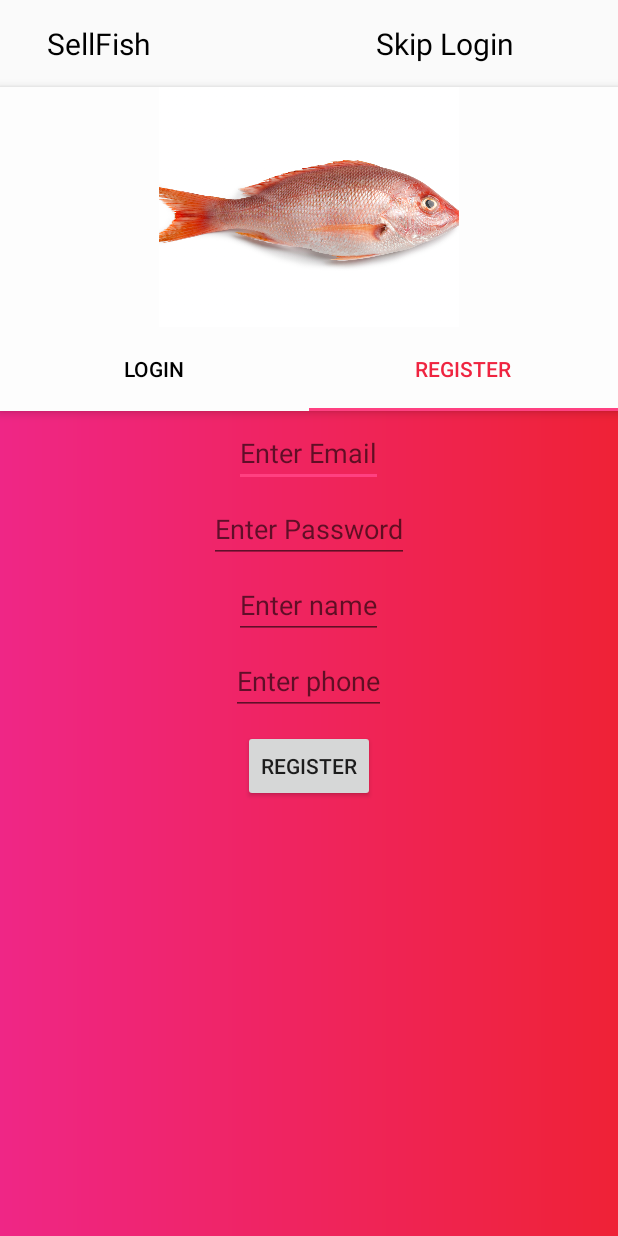
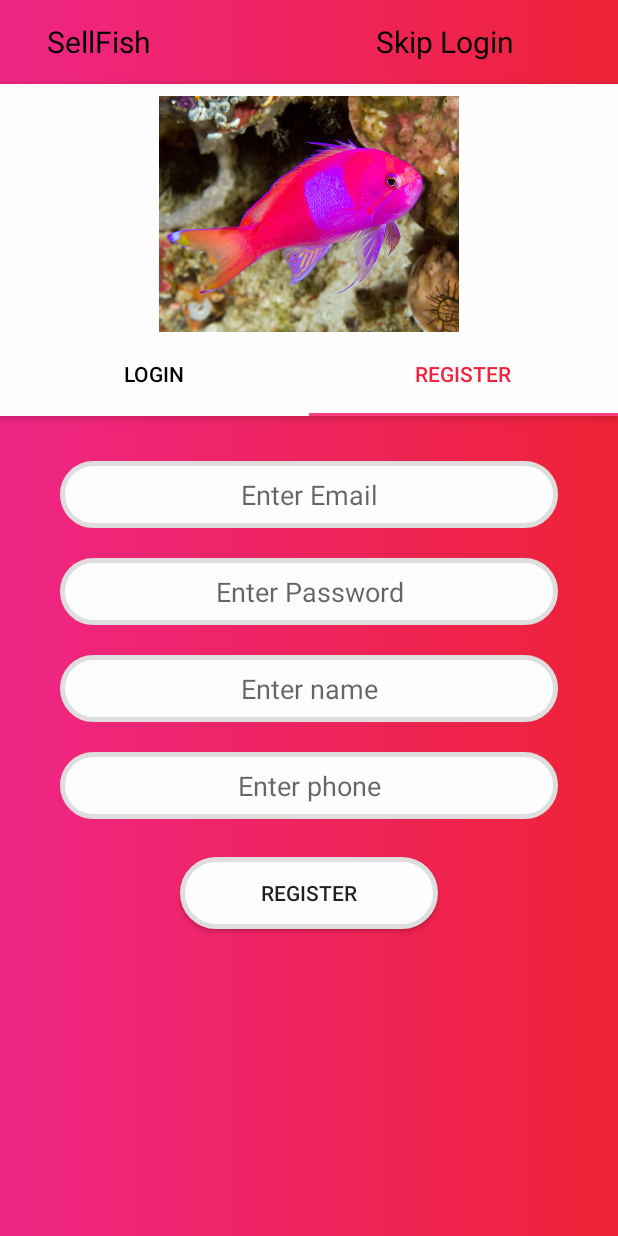
Before and after one commit to monalijagtap8/SellFish, an Android app: the TabActivity screen opened directly, with no data from a screen before it, tab 2 chosen, on a phone screen of 412 x 824 dp. Run offline under Robolectric (Android 15) with nearby library versions, the phone set to English and light mode, and no system bars; our stand-ins replace ButterKnife; 1 statement that could not run was skipped.

Commit message:
TabActivity for login and registration added

```diff
--- /dev/null
+++ b/app/src/main/res/drawable/edt_shape.xml
@@ -0,0 +1,10 @@
+<?xml version="1.0" encoding="utf-8"?>
+<shape xmlns:android="http://schemas.android.com/apk/res/android"
+    android:shape="rectangle">
+    <solid android:color="@color/white" />
+    <corners android:radius="60dip" />
+    <stroke
+        android:width="3dp"
+        android:color="#dfdede" />
+
+</shape>
--- a/app/src/main/res/layout/activity_tab.xml
+++ b/app/src/main/res/layout/activity_tab.xml
@@ -14,8 +14,8 @@
     <android.support.v7.widget.Toolbar
         android:id="@+id/toolbar11"
         android:layout_width="match_parent"
-        android:layout_height="58dp"
-        android:titleTextColor="@color/white">
+        android:layout_height="wrap_content"
+        android:background="@drawable/login_ll_shape">
 
         <LinearLayout
             android:layout_width="match_parent"
@@ -61,9 +61,10 @@
                 android:layout_width="200dp"
                 android:layout_height="160dp"
                 android:layout_gravity="center"
+                android:layout_marginTop="5dp"
                 android:fitsSystemWindows="true"
                 android:scaleType="centerCrop"
-                android:src="@drawable/redfish" />
+                android:src="@drawable/pinkfish" />
             <!--   app:layout_collapseMode="parallax"-->
 
             <!-- <android.support.v7.widget.Toolbar
--- a/app/src/main/res/layout/fragment_registration.xml
+++ b/app/src/main/res/layout/fragment_registration.xml
@@ -12,48 +12,74 @@
 
         <EditText
             android:id="@+id/edtEmail"
-            android:layout_width="wrap_content"
+            android:layout_width="match_parent"
             android:layout_height="wrap_content"
             android:layout_gravity="center"
-            android:layout_marginTop="5dp"
+            android:layout_marginLeft="40dp"
+            android:layout_marginRight="40dp"
+            android:layout_marginTop="30dp"
+            android:background="@drawable/edt_shape"
             android:hint="Enter Email"
-            android:inputType="textEmailAddress" />
+            android:inputType="textEmailAddress"
+            android:padding="10dp"
+            android:textAlignment="center" />
 
         <EditText
             android:id="@+id/edtPassword"
-            android:layout_width="wrap_content"
+            android:layout_width="match_parent"
             android:layout_height="wrap_content"
             android:layout_gravity="center"
-            android:layout_marginTop="5dp"
+            android:layout_marginLeft="40dp"
+            android:layout_marginRight="40dp"
+            android:layout_marginTop="20dp"
+            android:background="@drawable/edt_shape"
             android:hint="Enter Password"
-            android:inputType="textPassword" />
+            android:inputType="textPassword"
+            android:padding="10dp"
+            android:textAlignment="center" />
 
         <EditText
             android:id="@+id/edtName"
-            android:layout_width="wrap_content"
+            android:layout_width="match_parent"
             android:layout_height="wrap_content"
             android:layout_gravity="center"
-            android:layout_marginTop="5dp"
+            android:layout_marginLeft="40dp"
+            android:layout_marginRight="40dp"
+            android:layout_marginTop="20dp"
+            android:background="@drawable/edt_shape"
             android:hint="Enter name"
-            android:inputType="text" />
+            android:inputType="text"
+            android:padding="10dp"
+            android:textAlignment="center" />
 
         <EditText
             android:id="@+id/edtPhone"
-            android:layout_width="wrap_content"
+            android:layout_width="match_parent"
             android:layout_height="wrap_content"
             android:layout_gravity="center"
-            android:layout_marginTop="5dp"
+            android:layout_marginLeft="40dp"
+            android:layout_marginRight="40dp"
+            android:layout_marginTop="20dp"
+            android:background="@drawable/edt_shape"
             android:hint="Enter phone"
             android:inputType="phone"
-            android:maxLength="10" />
+            android:maxLength="10"
+            android:padding="10dp"
+            android:textAlignment="center" />
 
         <Button
             android:id="@+id/btnRegister"
-            android:layout_width="wrap_content"
+            android:layout_width="match_parent"
             android:layout_height="wrap_content"
             android:layout_gravity="center"
-            android:layout_marginTop="10dp"
-            android:text="Register" />
+            android:layout_marginBottom="5dp"
+            android:layout_marginLeft="120dp"
+            android:layout_marginRight="120dp"
+            android:layout_marginTop="25dp"
+            android:background="@drawable/edt_shape"
+            android:padding="10dp"
+            android:text="Register"
+            android:textAlignment="center" />
     </LinearLayout>
 
 </FrameLayout>
```
Also changed, not shown: app/src/main/res/layout/fragment_login.xml (+26 -9 lines), app/src/main/res/drawable/pinkfish.jpg (added), app/src/main/res/drawable/squareback.jpg (added), 1 other file.
